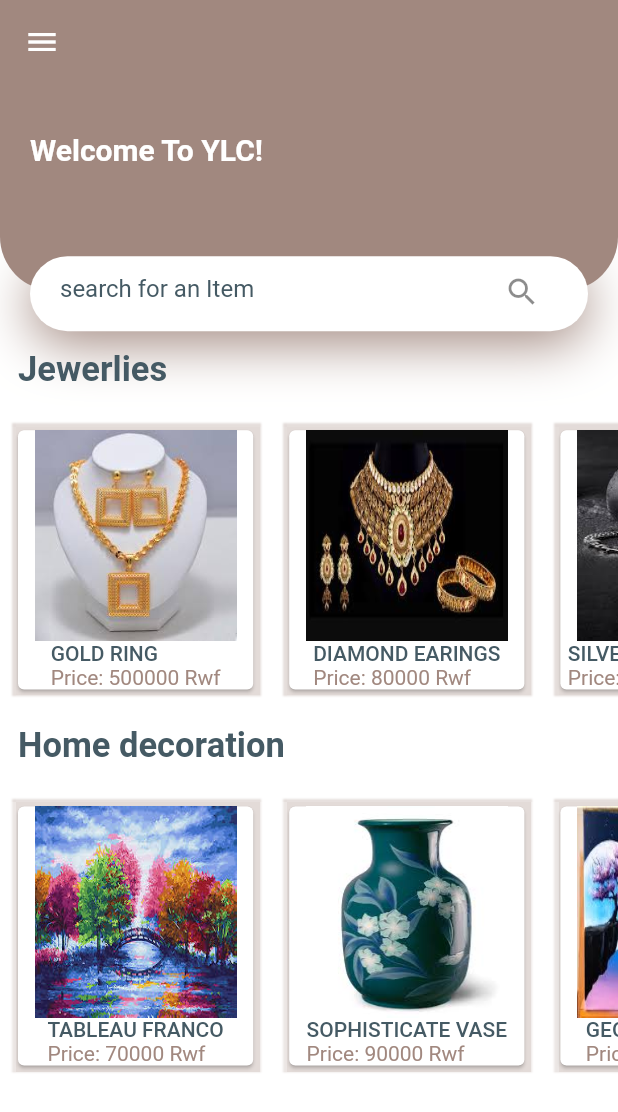
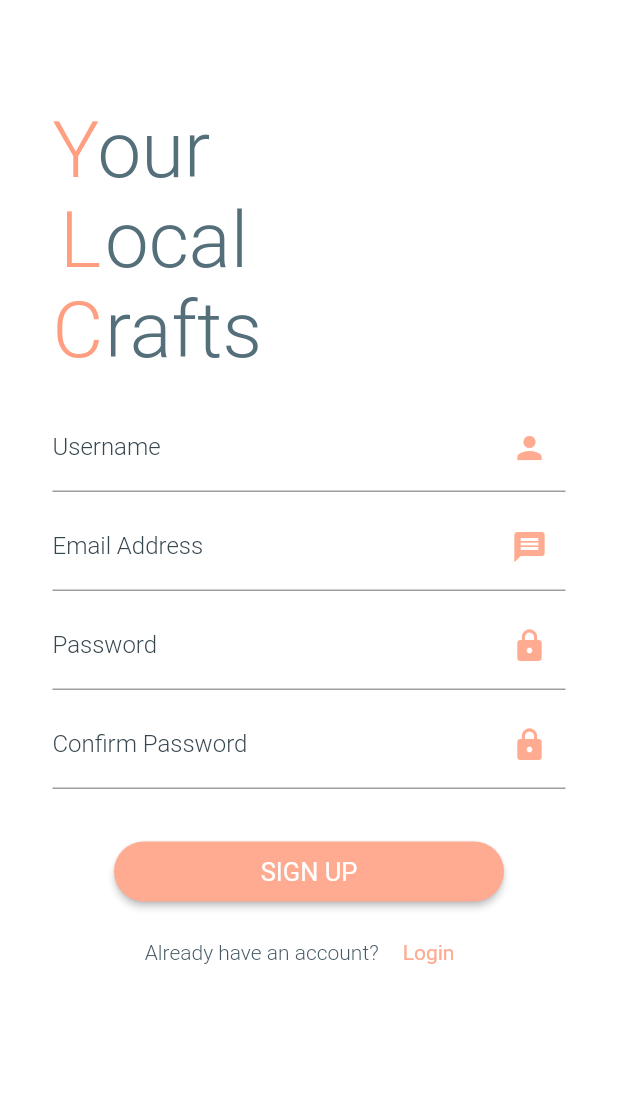
Before and after one commit to Pax-02/jewerly-flutter-app, a Flutter app: the screen it shows after launch, on a phone screen of 412 x 824 dp. Shown: the top 1112 px of the screen. Run offline on Flutter 3.47's test engine with Material 2 defaults, Android fonts, the phone set to English and light mode, and no system bars.

Commit message:
login and sign up screens done

```diff
--- a/jewerlyapp/lib/constants.dart
+++ b/jewerlyapp/lib/constants.dart
@@ -2,7 +2,7 @@ import 'package:flutter/material.dart';
 
 //colors to be used
 
-const kprimaryColor= Color(0xFFA1887F);
+const kprimaryColor= Color(0xFFFFCCBC);
 
 const ktextColor= Color(0xFF455A64);
 
--- a/jewerlyapp/lib/home_components/HeaderAndSearchbar.dart
+++ b/jewerlyapp/lib/home_components/HeaderAndSearchbar.dart
@@ -63,7 +63,7 @@ class HeaderAndSearchBar extends StatelessWidget {
                 decoration: InputDecoration(
                   //text tp be seen before a user inputs a search
                   hintText: "search for an Item",
-                  hintStyle: TextStyle(color: ktextColor),
+                  hintStyle: TextStyle(color: ktextColor, fontWeight: FontWeight.w200),
                   //rempve the border of the textflied
                   enabledBorder: InputBorder.none,
                   focusedBorder: InputBorder.none,
--- a/jewerlyapp/lib/home_components/body.dart
+++ b/jewerlyapp/lib/home_components/body.dart
@@ -14,7 +14,7 @@ class Body extends StatelessWidget {
         children: [
           HeaderAndSearchBar(size: size),
           SectionTitle(
-            title: "Jewerlies",
+            title: "Jewelry",
           ),
           JewerlyProduct(),
 
--- a/jewerlyapp/lib/main.dart
+++ b/jewerlyapp/lib/main.dart
@@ -1,6 +1,7 @@
 import 'package:flutter/material.dart';
 import 'package:jewerlyapp/constants.dart';
 import 'package:jewerlyapp/homepage.dart';
+import 'package:jewerlyapp/signup_screen.dart';
 
 void main() {
   runApp(MyApp());
@@ -11,16 +12,16 @@ class MyApp extends StatelessWidget {
   @override
   Widget build(BuildContext context) {
     return MaterialApp(
-      title: 'Jewerly App',
+      title: 'YLC',
       debugShowCheckedModeBanner: false,
       theme: ThemeData(
-        scaffoldBackgroundColor: kbackgroundColor,
-        //primary color
-        primaryColor:kprimaryColor,
-        textTheme: Theme.of(context).textTheme.apply(bodyColor: ktextColor),
-        // visualDensity: VisualDensity.adaptivePlatformDensity,
-      ),
-      home:HomePage(),
+          scaffoldBackgroundColor: kbackgroundColor,
+          //primary color
+          primaryColor: kprimaryColor,
+          textTheme: Theme.of(context).textTheme.apply(bodyColor: ktextColor),
+          // visualDensity: VisualDensity.adaptivePlatformDensity,
+          fontFamily: "Comfortaa"),
+      home: SignupScreen(),
     );
   }
 }
--- /dev/null
+++ b/jewerlyapp/lib/signup_screen.dart
@@ -0,0 +1,175 @@
+import 'package:flutter/material.dart';
+import 'package:jewerlyapp/homepage.dart';
+import 'package:jewerlyapp/login_screen.dart';
+
+class SignupScreen extends StatelessWidget {
+  @override
+  Widget build(BuildContext context) {
+    return Scaffold(
+      //backgroundColor: Colors.grey[50],
+      body: Column(
+        //crossAxisAlignment: CrossAxisAlignment.start,
+        children: <Widget>[
+          Container(
+              alignment: Alignment.topLeft,
+              child: Stack(
+                children: <Widget>[
+                  Container(
+                    padding: EdgeInsets.fromLTRB(35.0, 70.0, 0.0, 0.0),
+                    child: Text('Y',
+                        style: TextStyle(
+                            fontSize: 52.0,
+                            fontWeight: FontWeight.w300,
+                            color: Colors.deepOrangeAccent[100])),
+                  ),
+                  Container(
+                    padding: EdgeInsets.fromLTRB(65.0, 70.0, 0.0, 0.0),
+                    child: Text('our',
+                        style: TextStyle(
+                            fontSize: 52.0,
+                            fontWeight: FontWeight.w300,
+                            color: Colors.blueGrey[600])),
+                  ),
+                  Container(
+                    padding: EdgeInsets.fromLTRB(40.0, 130.0, 0.0, 0.0),
+                    child: Text('L',
+                        style: TextStyle(
+                            fontSize: 52.0,
+                            fontWeight: FontWeight.w300,
+                            color: Colors.deepOrangeAccent[100])),
+                  ),
+                  Container(
+                    padding: EdgeInsets.fromLTRB(70.0, 130.0, 0.0, 0.0),
+                    child: Text('ocal',
+                        style: TextStyle(
+                            fontSize: 52.0,
+                            fontWeight: FontWeight.w300,
+                            color: Colors.blueGrey[600])),
+                  ),
+                  Container(
+                    padding: EdgeInsets.fromLTRB(35.0, 190.0, 0.0, 0.0),
+                    child: Text('C',
+                        style: TextStyle(
+                            fontSize: 52.0,
+                            fontWeight: FontWeight.w300,
+                            color: Colors.deepOrangeAccent[100])),
+                  ),
+                  Container(
+                    padding: EdgeInsets.fromLTRB(70.0, 190.0, 0.0, 0.0),
+                    child: Text('rafts',
+                        style: TextStyle(
+                            fontSize: 52.0,
+                            fontWeight: FontWeight.w300,
+                            color: Colors.blueGrey[600])),
+                  ),
+                ],
+              )),
+          Expanded(
+              child: Container(
+                  padding: EdgeInsets.fromLTRB(35.0, 18.0, 35.0, 0.0),
+                  child: Column(
+                    children: <Widget>[
+                      TextField(
+                        decoration: InputDecoration(
+                            labelText: 'Username',
+                            //contentPadding: EdgeInsets.only(bottom: 40.0),
+                            labelStyle: TextStyle(
+                                color: Colors.blueGrey[800],
+                                fontWeight: FontWeight.w300),
+                            suffixIcon: Icon(Icons.person,
+                                color: Colors.deepOrange[200]),
+                            border: UnderlineInputBorder()),
+                        keyboardType: TextInputType.emailAddress,
+                      ),
+                      SizedBox(height: 7.0),
+                      TextField(
+                        decoration: InputDecoration(
+                            labelText: 'Email Address',
+                            //contentPadding: EdgeInsets.only(bottom: 40.0),
+                            labelStyle: TextStyle(
+                                color: Colors.blueGrey[800],
+                                fontWeight: FontWeight.w300),
+                            suffixIcon: Icon(Icons.message,
+                                color: Colors.deepOrange[200]),
+                            border: UnderlineInputBorder()),
+                        keyboardType: TextInputType.name,
+                      ),
+                      SizedBox(height: 7.0),
+                      TextField(
+                          obscureText: true,
+                          decoration: InputDecoration(
+                              labelText: 'Password',
+                              //contentPadding: EdgeInsets.only(top: 35.0),
+                              labelStyle: TextStyle(
+                                  color: Colors.blueGrey[800],
+                                  fontWeight: FontWeight.w300),
+                              suffixIcon: Icon(Icons.lock,
+                                  color: Colors.deepOrange[200]),
+                              border: UnderlineInputBorder())),
+                      SizedBox(height: 7.0),
+                      TextField(
+                          obscureText: true,
+                          decoration: InputDecoration(
+                              labelText: 'Confirm Password',
+                              //contentPadding: EdgeInsets.only(top: 35.0),
+                              labelStyle: TextStyle(
+                                  color: Colors.blueGrey[800],
+                                  fontWeight: FontWeight.w300),
+                              suffixIcon: Icon(Icons.lock,
+                                  color: Colors.deepOrange[200]),
+                              border: UnderlineInputBorder())),
+                      Container(
+                          padding: EdgeInsets.only(top: 35.0),
+                          width: 260.0,
+                          height: 75.0,
+                          child: RaisedButton(
+                            child: Text(
+                              'SIGN UP',
+                              style: TextStyle(
+                                  fontWeight: FontWeight.normal,
+                                  color: Colors.white,
+                                  fontSize: 17.0),
+                            ),
+                            color: Colors.deepOrange[200],
+                            shape: RoundedRectangleBorder(
+                              borderRadius: BorderRadius.circular(30.0),
+                            ),
+                            onPressed: () {
+                              Navigator.push(
+                                  context,
+                                  MaterialPageRoute(
+                                      builder: (_) => HomePage()));
+                            },
+                          )),
+                      SizedBox(height: 10.0),
+                      //Column(
+                      Row(
+                        mainAxisAlignment: MainAxisAlignment.center,
+                        children: <Widget>[
+                          Text(" Already have an account?",
+                              style: TextStyle(fontWeight: FontWeight.w300)),
+                          FlatButton(
+                            minWidth: 0,
+                            onPressed: () {
+                              Navigator.push(
+                                  context,
+                                  MaterialPageRoute(
+                                      builder: (_) => LoginScreen()));
+                            },
+                            child: Text(
+                              'Login',
+                              style: TextStyle(
+                                color: Colors.deepOrange[200],
+                                fontWeight: FontWeight.w400,
+                              ),
+                            ),
+                          ),
+                        ],
+                      )
+                    ],
+                  )))
+        ],
+      ),
+    );
+  }
+}
```
Also changed, not shown: jewerlyapp/lib/login_screen.dart (added, +148 -0 lines).
